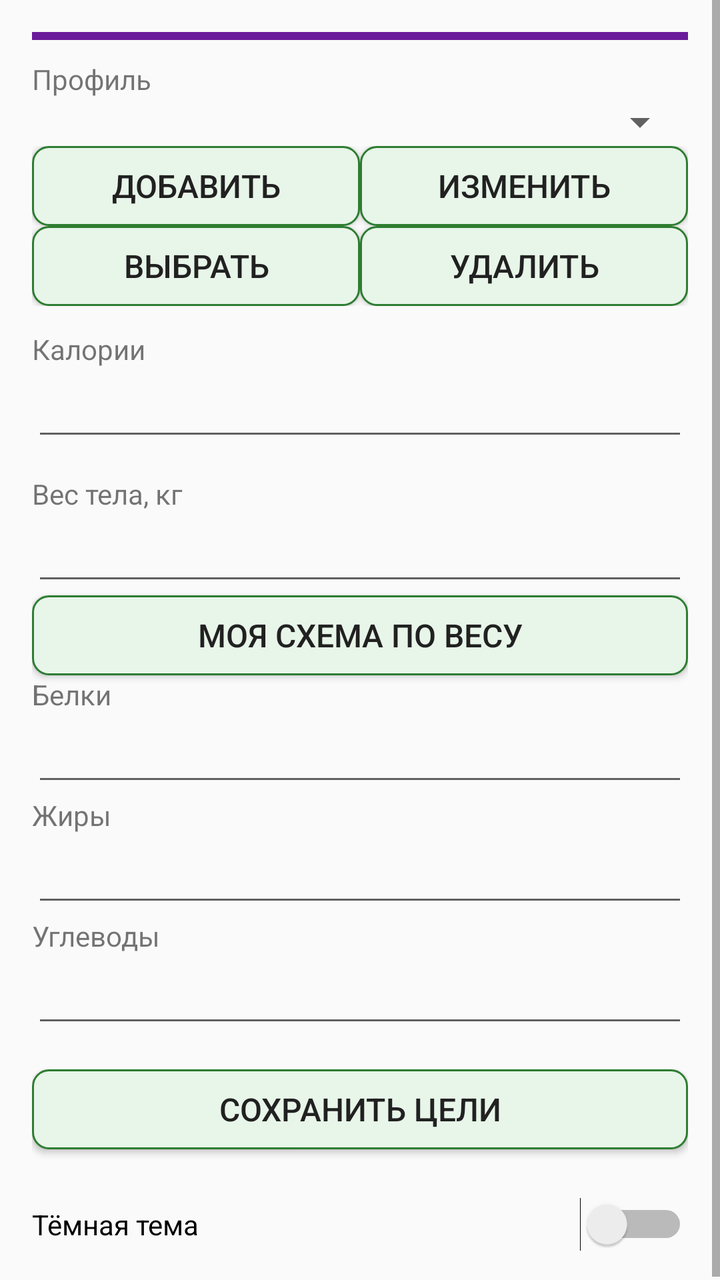
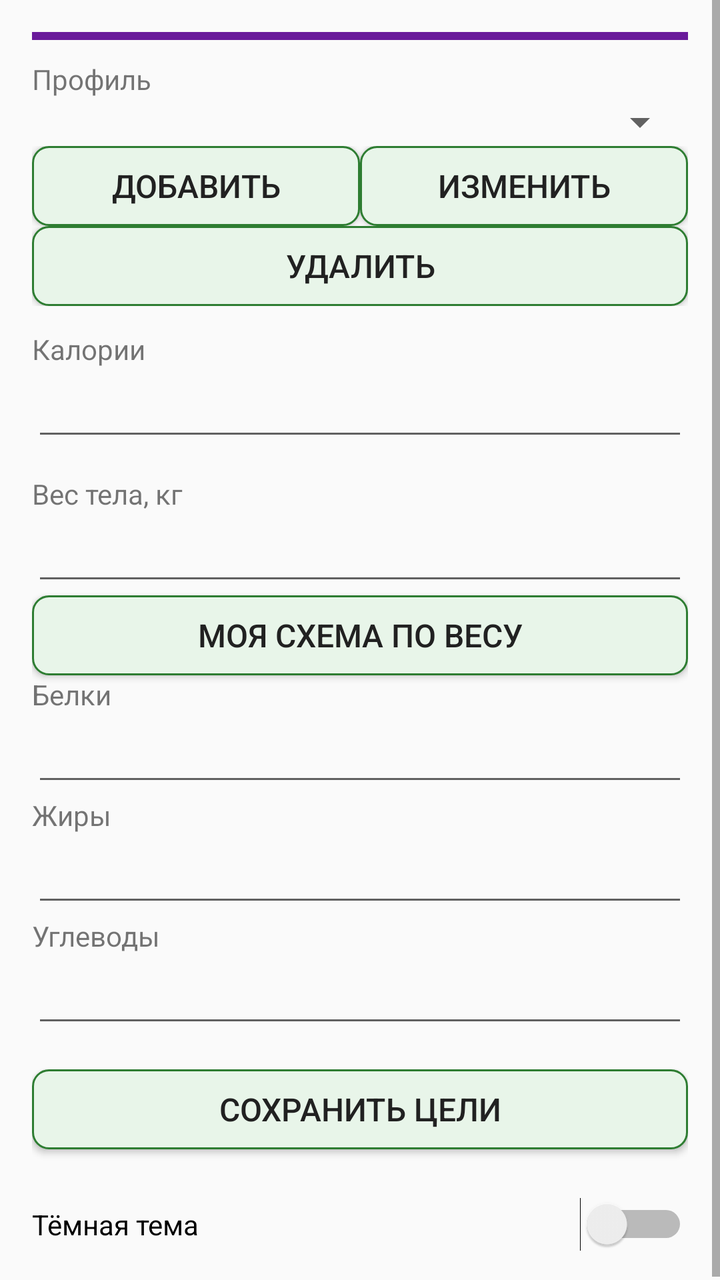

The first picture is an Android layout as it rendered before a commit; the second is the same layout after the commit. The layout source and the unified diff follow.
<!-- AndroidManifest.xml: application theme AppTheme.Light -->
<!-- res/layout/fragment_profile.xml -->
<?xml version="1.0" encoding="utf-8"?>
<ScrollView xmlns:android="http://schemas.android.com/apk/res/android"
    android:layout_width="match_parent"
    android:layout_height="match_parent">

    <LinearLayout
        android:layout_width="match_parent"
        android:layout_height="wrap_content"
        android:orientation="vertical"
        android:padding="16dp">

        <View
            android:layout_width="match_parent"
            android:layout_height="4dp"
            android:layout_marginBottom="10dp"
            android:background="?attr/blockProfile" />

        <TextView
            android:layout_width="match_parent"
            android:layout_height="wrap_content"
            android:text="@string/profile_label" />

        <Spinner
            android:id="@+id/profileSpinner"
            android:layout_width="match_parent"
            android:layout_height="wrap_content" />

        <LinearLayout
            android:layout_width="match_parent"
            android:layout_height="wrap_content"
            android:orientation="horizontal">

            <Button style="@style/AppButton"
                android:id="@+id/addProfileButton"
                android:layout_width="0dp"
                android:layout_weight="1"
                android:layout_height="wrap_content"
                android:minWidth="0dp"
                android:singleLine="true"
                android:text="@string/add_profile" />

            <Button style="@style/AppButton"
                android:id="@+id/renameProfileButton"
                android:layout_width="0dp"
                android:layout_weight="1"
                android:layout_height="wrap_content"
                android:minWidth="0dp"
                android:singleLine="true"
                android:text="@string/rename_profile" />
        </LinearLayout>

        <LinearLayout
            android:layout_width="match_parent"
            android:layout_height="wrap_content"
            android:orientation="horizontal">

            <Button style="@style/AppButton"
                android:id="@+id/switchProfileButton"
                android:layout_width="0dp"
                android:layout_weight="1"
                android:layout_height="wrap_content"
                android:minWidth="0dp"
                android:singleLine="true"
                android:text="@string/switch_profile" />

            <Button style="@style/AppButton"
                android:id="@+id/deleteProfileButton"
                android:layout_width="0dp"
                android:layout_weight="1"
                android:layout_height="wrap_content"
                android:minWidth="0dp"
                android:singleLine="true"
                android:text="@string/delete_profile" />
        </LinearLayout>

        <TextView
            android:layout_width="match_parent"
            android:layout_height="wrap_content"
            android:layout_marginTop="12dp"
            android:text="@string/kcal" />

        <EditText
            android:id="@+id/targetKcalInput"
            android:layout_width="match_parent"
            android:layout_height="wrap_content"
            android:inputType="numberDecimal" />

        <TextView
            android:layout_width="match_parent"
            android:layout_height="wrap_content"
            android:layout_marginTop="12dp"
            android:text="@string/body_weight" />

        <EditText
            android:id="@+id/weightInput"
            android:layout_width="match_parent"
            android:layout_height="wrap_content"
            android:inputType="numberDecimal" />

        <Button style="@style/AppButton"
            android:id="@+id/mySchemeButton"
            android:layout_width="match_parent"
            android:layout_height="wrap_content"
            android:text="@string/my_scheme" />

        <TextView
            android:layout_width="match_parent"
            android:layout_height="wrap_content"
            android:text="@string/protein" />

        <EditText
            android:id="@+id/targetProteinInput"
            android:layout_width="match_parent"
            android:layout_height="wrap_content"
            android:inputType="numberDecimal" />

        <TextView
            android:layout_width="match_parent"
            android:layout_height="wrap_content"
            android:text="@string/fat" />

        <EditText
            android:id="@+id/targetFatInput"
            android:layout_width="match_parent"
            android:layout_height="wrap_content"
            android:inputType="numberDecimal" />

        <TextView
            android:layout_width="match_parent"
            android:layout_height="wrap_content"
            android:text="@string/carbs" />

        <EditText
            android:id="@+id/targetCarbsInput"
            android:layout_width="match_parent"
            android:layout_height="wrap_content"
            android:inputType="numberDecimal" />

        <TextView
            android:id="@+id/schemeHint"
            android:layout_width="match_parent"
            android:layout_height="wrap_content"
            android:layout_marginTop="12dp"
            android:visibility="gone"
            android:text="@string/scheme_hint" />

        <Spinner
            android:id="@+id/schemeSpinner"
            android:layout_width="match_parent"
            android:layout_height="wrap_content"
            android:visibility="gone"
            android:entries="@array/macro_schemes" />

        <Button style="@style/AppButton"
            android:id="@+id/saveTargetsButton"
            android:layout_width="match_parent"
            android:layout_height="wrap_content"
            android:layout_marginTop="16dp"
            android:text="@string/save_targets" />

        <Switch
            android:id="@+id/darkThemeSwitch"
            android:layout_width="match_parent"
            android:layout_height="wrap_content"
            android:layout_marginTop="24dp"
            android:text="@string/dark_theme" />

    </LinearLayout>

</ScrollView>
<!-- resources referenced by this layout -->
<resources>
  <string-array name="macro_schemes">
          <item>ВОЗ — сбалансированная</item>
          <item>IOM — средняя AMDR</item>
          <item>DASH</item>
          <item>Средиземноморская</item>
          <item>Зона</item>
          <item>Аткинс</item>
          <item>Низкожировая</item>
          <item>Высокобелковая</item>
          <item>Низкоуглеводная</item>
          <item>Кето</item>
      </string-array>
  <string name="add_profile">Добавить</string>
  <string name="body_weight">Вес тела, кг</string>
  <string name="carbs">Углеводы</string>
  <string name="dark_theme">Тёмная тема</string>
  <string name="delete_profile">Удалить</string>
  <string name="fat">Жиры</string>
  <string name="kcal">Калории</string>
  <string name="my_scheme">Моя схема по весу</string>
  <string name="profile_label">Профиль</string>
  <string name="protein">Белки</string>
  <string name="rename_profile">Изменить</string>
  <string name="save_targets">Сохранить цели</string>
  <string name="scheme_hint">Схемы БЖУ при вводе калорий</string>
  <string name="switch_profile">Выбрать</string>
  <style name="AppButton" parent="@android:style/Widget.Material.Button">
          <item name="android:background">?attr/buttonBg</item>
          <item name="android:textColor">?android:attr/textColorPrimary</item>
          <item name="android:minHeight">40dp</item>
          <item name="android:textSize">16sp</item>
          <item name="android:paddingTop">4dp</item>
          <item name="android:paddingBottom">4dp</item>
          <item name="android:paddingStart">8dp</item>
          <item name="android:paddingEnd">8dp</item>
      </style>
  <color name="light_bg">#FAFAFA</color>
  <color name="light_text">#212121</color>
  <color name="light_secondary">#616161</color>
  <color name="accent_light">#2E7D32</color>
  <!-- drawable button_selector_light (drawable) -->
  <?xml version="1.0" encoding="utf-8"?>
  <selector xmlns:android="http://schemas.android.com/apk/res/android">
      <item android:state_pressed="true">
          <shape android:shape="rectangle">
              <solid android:color="#C8E6C9" />
              <stroke android:width="1dp" android:color="#2E7D32" />
              <corners android:radius="8dp" />
          </shape>
      </item>
      <item>
          <shape android:shape="rectangle">
              <solid android:color="#E8F5E9" />
              <stroke android:width="1dp" android:color="#2E7D32" />
              <corners android:radius="8dp" />
          </shape>
      </item>
  </selector>
  <color name="track_light">#E0E0E0</color>
  <color name="kcal_color">#EF6C00</color>
  <color name="protein_color">#1976D2</color>
  <color name="fat_color">#C2185B</color>
  <color name="carbs_color">#7B1FA2</color>
  <color name="recent_dish">@color/recent_dish_light</color>
  <color name="meal0">@color/meal0_light</color>
  <color name="meal1">@color/meal1_light</color>
  <color name="meal2">@color/meal2_light</color>
  <color name="meal3">@color/meal3_light</color>
  <color name="block_day">@color/block_day_light</color>
  <color name="block_products">@color/block_products_light</color>
  <color name="block_profile">@color/block_profile_light</color>
  <color name="recent_dish_light">#0288D1</color>
  <color name="meal0_light">#FFB74D</color>
  <color name="meal1_light">#81C784</color>
  <color name="meal2_light">#9575CD</color>
  <color name="meal3_light">#4FC3F7</color>
  <color name="block_day_light">#2E7D32</color>
  <color name="block_products_light">#1565C0</color>
  <color name="block_profile_light">#6A1B9A</color>
  <!-- unchanged entries left out for length: 1 -->
</resources>

<!-- the commit's change to res/layout/fragment_profile.xml (unified diff, before → after) -->
@@ -53,15 +53,6 @@
             android:layout_width="match_parent"
             android:layout_height="wrap_content"
             android:orientation="horizontal">
-
-            <Button style="@style/AppButton"
-                android:id="@+id/switchProfileButton"
-                android:layout_width="0dp"
-                android:layout_weight="1"
-                android:layout_height="wrap_content"
-                android:minWidth="0dp"
-                android:singleLine="true"
-                android:text="@string/switch_profile" />
 
             <Button style="@style/AppButton"
                 android:id="@+id/deleteProfileButton"
<!-- resource entries referenced after the edit -->
@@ -25,7 +25,6 @@
   <string name="rename_profile">Изменить</string>
   <string name="save_targets">Сохранить цели</string>
   <string name="scheme_hint">Схемы БЖУ при вводе калорий</string>
-  <string name="switch_profile">Выбрать</string>
   <style name="AppButton" parent="@android:style/Widget.Material.Button">
           <item name="android:background">?attr/buttonBg</item>
           <item name="android:textColor">?android:attr/textColorPrimary</item>
